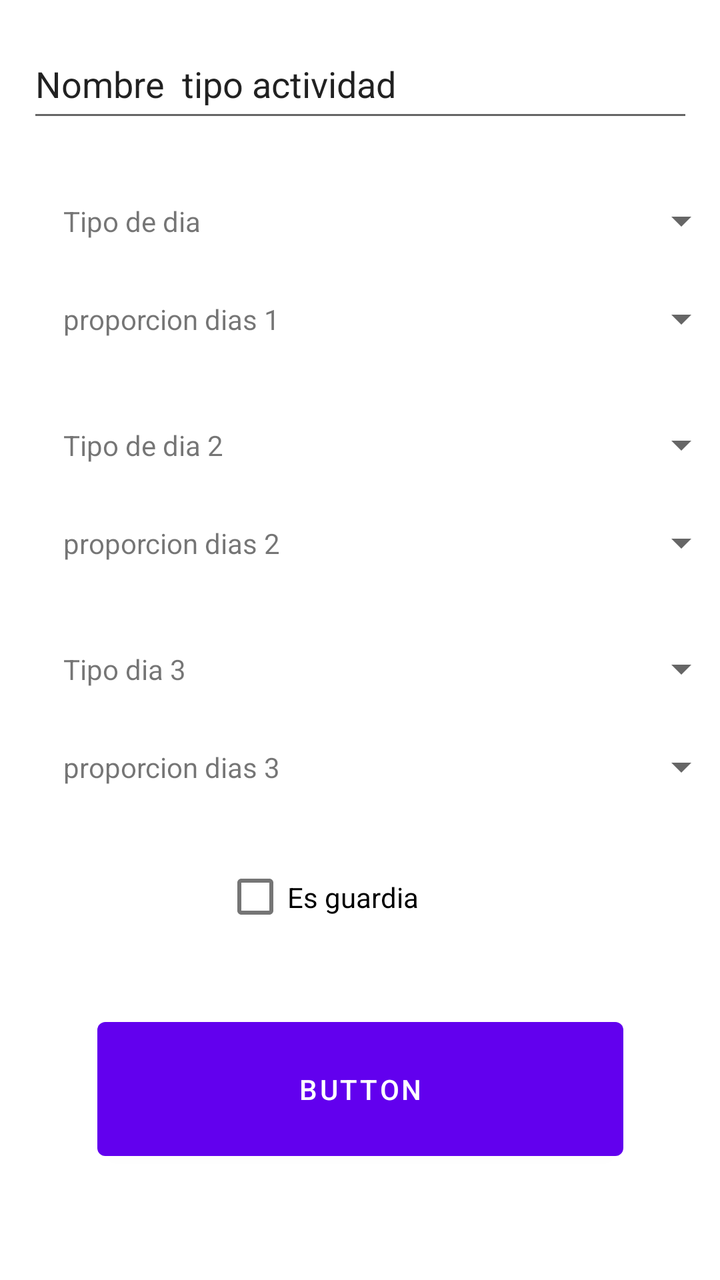
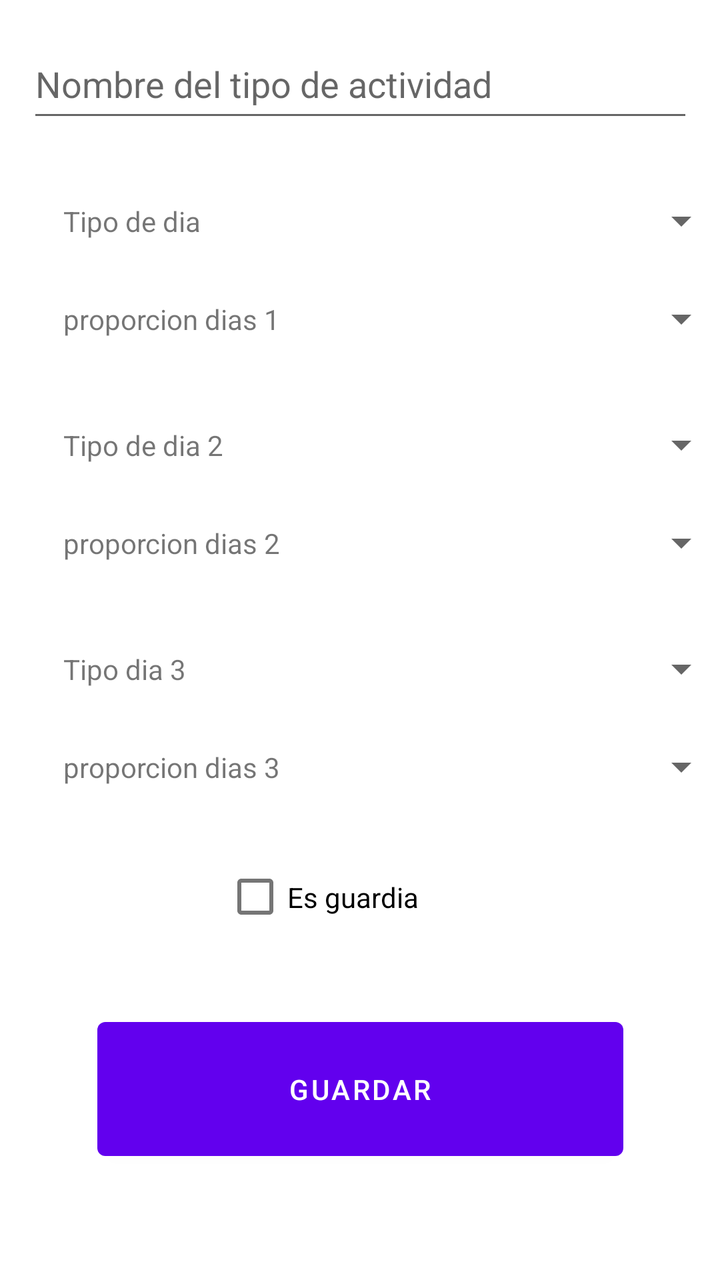

Compare the two renders of this Android layout. The source of the first and the diff that turns it into the second are given below.
<!-- AndroidManifest.xml: application theme Theme.NiUnDiaGratis -->
<!-- res/layout/fragment_add_tipo_actividad.xml -->
<?xml version="1.0" encoding="utf-8"?>
<androidx.constraintlayout.widget.ConstraintLayout xmlns:android="http://schemas.android.com/apk/res/android"
    xmlns:app="http://schemas.android.com/apk/res-auto"
    xmlns:tools="http://schemas.android.com/tools"
    android:layout_width="match_parent"
    android:layout_height="match_parent"
    tools:context=".AddTipoActividadFragment">

    

    <EditText
        android:id="@+id/editTextNombreTipoAct12"
        android:layout_width="333dp"
        android:layout_height="51dp"
        android:layout_marginBottom="28dp"
        android:text="Nombre  tipo actividad"
        app:layout_constraintBottom_toTopOf="@+id/textViewTipo1Dia12"
        app:layout_constraintEnd_toEndOf="parent"
        app:layout_constraintHorizontal_bias="0.512"
        app:layout_constraintStart_toStartOf="parent" />

    <TextView
        android:id="@+id/textView2ProporcionDias12"
        android:layout_width="163dp"
        android:layout_height="33dp"
        android:layout_marginBottom="30dp"
        android:text="proporcion dias 2"
        android:gravity="left|center_vertical"
        app:layout_constraintBottom_toTopOf="@+id/textViewTipo3Dia12"
        app:layout_constraintEnd_toEndOf="parent"
        app:layout_constraintHorizontal_bias="0.161"
        app:layout_constraintStart_toStartOf="parent" />

    <Spinner
        android:id="@+id/spinner2Proporcion12"
        android:layout_width="170dp"
        android:layout_height="33dp"
        android:layout_marginBottom="30dp"
        android:prompt="@string/spinner_tipo_dia"
        app:layout_constraintBottom_toTopOf="@+id/spinnerTipo3Dia12"
        app:layout_constraintEnd_toEndOf="parent"
        app:layout_constraintHorizontal_bias="0.0"
        app:layout_constraintStart_toEndOf="@+id/textView2ProporcionDias12" />

    <TextView
        android:id="@+id/textViewTipo1Dia12"
        android:layout_width="163dp"
        android:layout_height="33dp"
        android:layout_marginBottom="16dp"
        android:gravity="left|center_vertical"
        android:text="Tipo de dia"
        app:layout_constraintBottom_toTopOf="@+id/textView1ProporcionDias12"
        app:layout_constraintEnd_toEndOf="parent"
        app:layout_constraintHorizontal_bias="0.161"
        app:layout_constraintStart_toStartOf="parent" />

    <Spinner
        android:id="@+id/spinnerTipo1Dia12"
        android:layout_width="170dp"
        android:layout_height="33dp"
        android:layout_marginBottom="16dp"
        android:prompt="@string/spinner_tipo_dia"
        app:layout_constraintBottom_toTopOf="@+id/spinner1Proporcion12"
        app:layout_constraintEnd_toEndOf="parent"
        app:layout_constraintHorizontal_bias="0.0"
        app:layout_constraintStart_toEndOf="@+id/textViewTipo1Dia12" />

    <TextView
        android:id="@+id/textViewTipo3Dia12"
        android:layout_width="163dp"
        android:layout_height="33dp"
        android:layout_marginBottom="16dp"
        android:text="Tipo dia 3"
        android:gravity="left|center_vertical"
        app:layout_constraintBottom_toTopOf="@+id/textView3ProporcionDias12"
        app:layout_constraintEnd_toEndOf="parent"
        app:layout_constraintHorizontal_bias="0.161"
        app:layout_constraintStart_toStartOf="parent" />

    <Spinner
        android:id="@+id/spinnerTipo3Dia12"
        android:layout_width="170dp"
        android:layout_height="33dp"
        android:layout_marginBottom="16dp"
        android:prompt="@string/spinner_tipo_dia"
        app:layout_constraintBottom_toTopOf="@+id/spinner3Proporcion12"
        app:layout_constraintStart_toEndOf="@+id/textViewTipo3Dia12" />

    <Spinner
        android:id="@+id/spinnerTipo2Dia12"
        android:layout_width="170dp"
        android:layout_height="33dp"
        android:layout_marginBottom="16dp"
        android:prompt="@string/spinner_tipo_dia"
        app:layout_constraintBottom_toTopOf="@+id/spinner2Proporcion12"
        app:layout_constraintEnd_toEndOf="parent"
        app:layout_constraintHorizontal_bias="0.0"
        app:layout_constraintStart_toEndOf="@+id/textViewTipo2Dia12" />

    <TextView
        android:id="@+id/textViewTipo2Dia12"
        android:layout_width="163dp"
        android:layout_height="33dp"
        android:layout_marginBottom="16dp"
        android:text="Tipo de dia 2"
        android:gravity="left|center_vertical"
        app:layout_constraintBottom_toTopOf="@+id/textView2ProporcionDias12"
        app:layout_constraintEnd_toEndOf="parent"
        app:layout_constraintHorizontal_bias="0.161"
        app:layout_constraintStart_toStartOf="parent" />

    <Spinner
        android:id="@+id/spinner1Proporcion12"
        android:layout_width="170dp"
        android:layout_height="33dp"
        android:layout_marginBottom="30dp"
        android:prompt="@string/spinner_tipo_dia"
        app:layout_constraintBottom_toTopOf="@+id/spinnerTipo2Dia12"
        app:layout_constraintEnd_toEndOf="parent"
        app:layout_constraintHorizontal_bias="0.0"
        app:layout_constraintStart_toEndOf="@+id/textView1ProporcionDias12" />

    <TextView
        android:id="@+id/textView1ProporcionDias12"
        android:layout_width="163dp"
        android:layout_height="33dp"
        android:layout_marginBottom="30dp"
        android:text="proporcion dias 1"
        android:gravity="left|center_vertical"
        app:layout_constraintBottom_toTopOf="@+id/textViewTipo2Dia12"
        app:layout_constraintEnd_toEndOf="parent"
        app:layout_constraintHorizontal_bias="0.161"
        app:layout_constraintStart_toStartOf="parent" />

    <Spinner
        android:id="@+id/spinner3Proporcion12"
        android:layout_width="170dp"
        android:layout_height="33dp"
        android:layout_marginEnd="16dp"
        android:layout_marginBottom="24dp"
        android:prompt="@string/spinner_tipo_dia"
        app:layout_constraintBottom_toTopOf="@+id/checkBoxGuardia12"
        app:layout_constraintEnd_toEndOf="parent"
        app:layout_constraintHorizontal_bias="0.0"
        app:layout_constraintStart_toEndOf="@+id/textView3ProporcionDias12" />

    <TextView
        android:id="@+id/textView3ProporcionDias12"
        android:layout_width="163dp"
        android:layout_height="33dp"
        android:layout_marginBottom="24dp"
        android:text="proporcion dias 3"
        android:gravity="left|center_vertical"
        app:layout_constraintBottom_toTopOf="@+id/checkBoxGuardia12"
        app:layout_constraintEnd_toEndOf="parent"
        app:layout_constraintHorizontal_bias="0.161"
        app:layout_constraintStart_toStartOf="parent" />

    <Button
        android:id="@+id/buttonCalcular12"
        android:layout_width="263dp"
        android:layout_height="79dp"
        android:text="Button"
        app:layout_constraintBottom_toBottomOf="parent"
        app:layout_constraintEnd_toEndOf="parent"
        app:layout_constraintStart_toStartOf="parent"
        app:layout_constraintTop_toTopOf="parent"
        app:layout_constraintVertical_bias="0.9" />

    <CheckBox
        android:id="@+id/checkBoxGuardia12"
        android:layout_width="137dp"
        android:layout_height="49dp"
        android:layout_marginBottom="32dp"
        android:text="Es guardia"
        app:layout_constraintBottom_toTopOf="@+id/buttonCalcular12"
        app:layout_constraintEnd_toEndOf="parent"
        app:layout_constraintStart_toStartOf="parent" />

</androidx.constraintlayout.widget.ConstraintLayout>
<!-- resources referenced by this layout -->
<resources>
  <string name="spinner_tipo_dia">Seleccionar el tipo de día</string>
  <style name="Theme.NiUnDiaGratis" parent="Theme.MaterialComponents.DayNight.DarkActionBar">
          
          <item name="colorPrimary">@color/purple_500</item>
          <item name="colorPrimaryVariant">@color/purple_700</item>
          <item name="colorOnPrimary">@color/white</item>
          
          <item name="colorSecondary">@color/teal_200</item>
          <item name="colorSecondaryVariant">@color/teal_700</item>
          <item name="colorOnSecondary">@color/black</item>
          
          <item name="android:statusBarColor">?attr/colorPrimaryVariant</item>
          
      </style>
  <color name="purple_500">#FF6200EE</color>
  <color name="purple_700">#FF3700B3</color>
  <color name="white">#FFFFFFFF</color>
  <color name="teal_200">#FF03DAC5</color>
  <color name="teal_700">#FF018786</color>
  <color name="black">#FF000000</color>
</resources>

<!-- the commit's change to res/layout/fragment_add_tipo_actividad.xml (unified diff, before → after) -->
@@ -13,11 +13,11 @@
         android:layout_width="333dp"
         android:layout_height="51dp"
         android:layout_marginBottom="28dp"
-        android:text="Nombre  tipo actividad"
         app:layout_constraintBottom_toTopOf="@+id/textViewTipo1Dia12"
         app:layout_constraintEnd_toEndOf="parent"
         app:layout_constraintHorizontal_bias="0.512"
-        app:layout_constraintStart_toStartOf="parent" />
+        app:layout_constraintStart_toStartOf="parent"
+        android:hint="@string/nombre_tipo_act"/>
 
     <TextView
         android:id="@+id/textView2ProporcionDias12"
@@ -160,7 +160,7 @@
         android:id="@+id/buttonCalcular12"
         android:layout_width="263dp"
         android:layout_height="79dp"
-        android:text="Button"
+        android:text="@string/guardar"
         app:layout_constraintBottom_toBottomOf="parent"
         app:layout_constraintEnd_toEndOf="parent"
         app:layout_constraintStart_toStartOf="parent"
<!-- resource entries referenced after the edit -->
@@ -1,5 +1,7 @@
 <!-- resources referenced by this layout -->
 <resources>
+  <string name="guardar">Guardar</string>
+  <string name="nombre_tipo_act">Nombre del tipo de actividad</string>
   <string name="spinner_tipo_dia">Seleccionar el tipo de día</string>
   <style name="Theme.NiUnDiaGratis" parent="Theme.MaterialComponents.DayNight.DarkActionBar">
           
